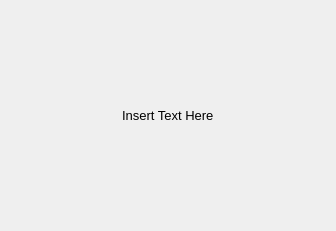
The window that PDFPreview/gui/ui_about.ui (FlyBoy8869/PDFPreview) describes before a commit, drawn with Qt 5.
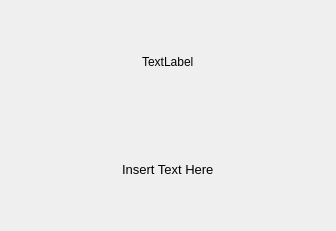
The same window after the commit.

Commit message: Updates about dialog.

Patch:
```diff
--- a/PDFPreview/gui/ui_about.ui
+++ b/PDFPreview/gui/ui_about.ui
@@ -13,7 +13,47 @@
   <property name="windowTitle">
    <string>About</string>
   </property>
-  <layout class="QVBoxLayout" name="verticalLayout_3">
+  <layout class="QVBoxLayout" name="verticalLayout_2">
+   <item>
+    <layout class="QHBoxLayout" name="horizontalLayout">
+     <item>
+      <spacer name="horizontalSpacer">
+       <property name="orientation">
+        <enum>Qt::Orientation::Horizontal</enum>
+       </property>
+       <property name="sizeHint" stdset="0">
+        <size>
+         <width>40</width>
+         <height>20</height>
+        </size>
+       </property>
+      </spacer>
+     </item>
+     <item>
+      <widget class="QLabel" name="lbl_logo">
+       <property name="text">
+        <string>TextLabel</string>
+       </property>
+       <property name="scaledContents">
+        <bool>true</bool>
+       </property>
+      </widget>
+     </item>
+     <item>
+      <spacer name="horizontalSpacer_2">
+       <property name="orientation">
+        <enum>Qt::Orientation::Horizontal</enum>
+       </property>
+       <property name="sizeHint" stdset="0">
+        <size>
+         <width>40</width>
+         <height>20</height>
+        </size>
+       </property>
+      </spacer>
+     </item>
+    </layout>
+   </item>
    <item>
     <widget class="QFrame" name="frame">
      <property name="maximumSize">
```
The commit also changes 2 other files.
